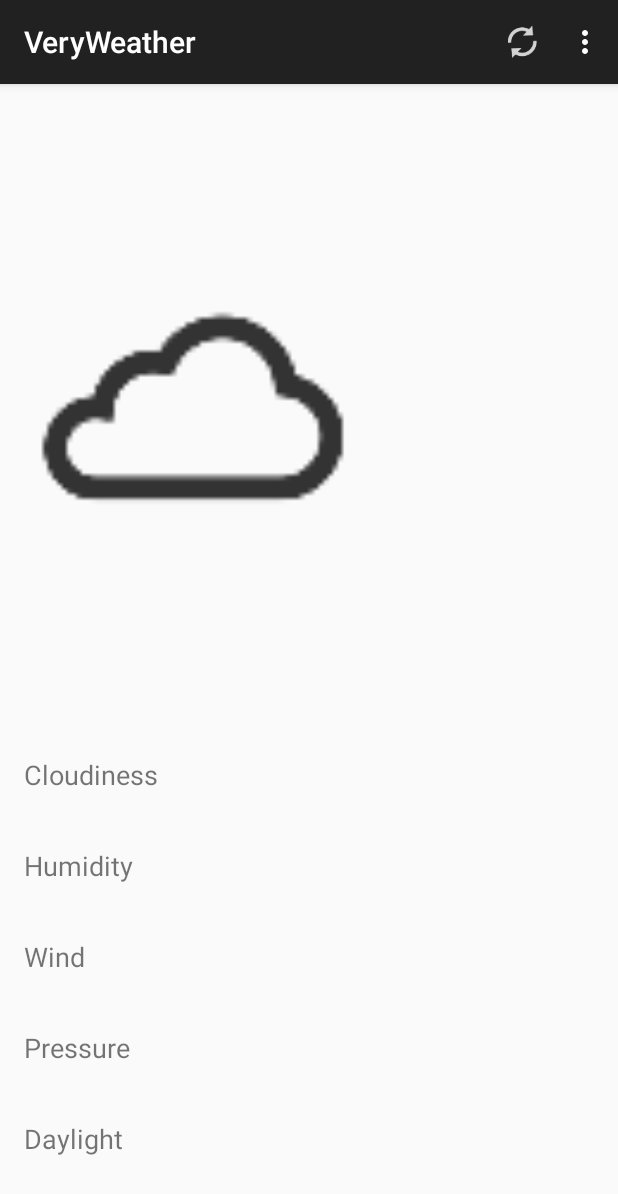
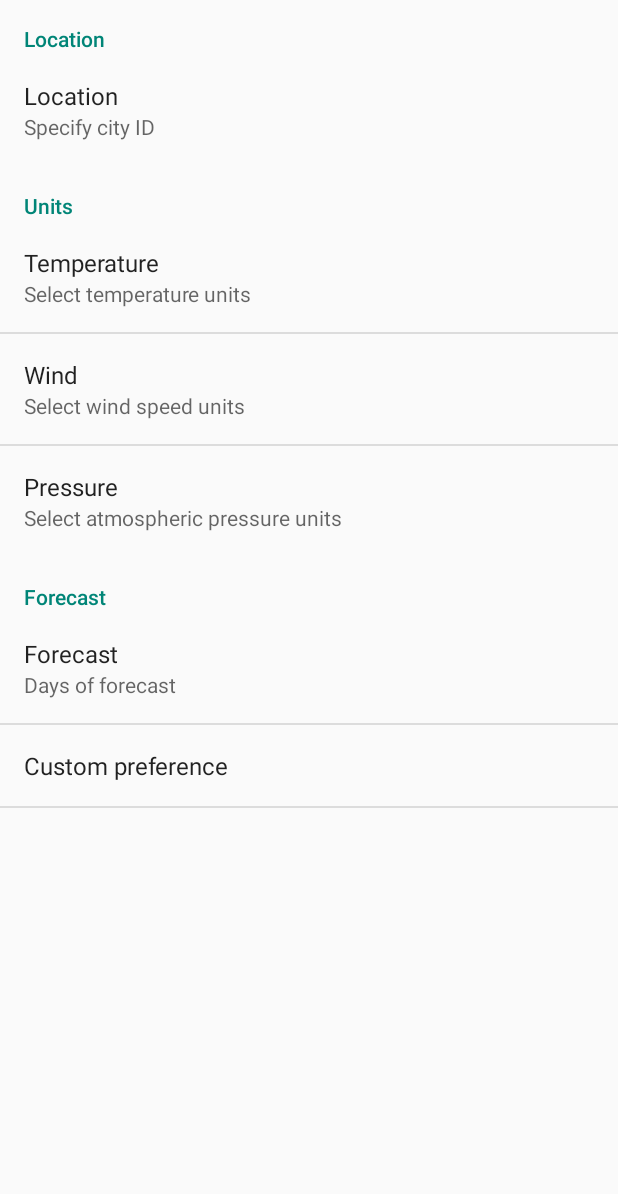
Before and after one commit to jgug/veryweather, an Android app: the screen it shows after launch (MainActivity before the commit, SettingsActivity after it), in the options menu, after a tap on "Settings", on a phone screen of 412 x 824 dp. Shown: the top 1194 px of the screen. Run offline under Robolectric (Android 15) with nearby library versions, the phone set to English and light mode, and no system bars.

Commit message:
Added settings. Added selecting location by city id, specifying temperature units and number of days for forecast.

```diff
--- a/app/src/main/AndroidManifest.xml
+++ b/app/src/main/AndroidManifest.xml
@@ -18,6 +18,10 @@
                 <category android:name="android.intent.category.LAUNCHER" />
             </intent-filter>
         </activity>
+        <activity android:name=".settings.SettingsActivity">
+
+        </activity>
+
     </application>
 
 </manifest>
--- a/app/src/main/java/app/com/vshkl/veryweather/currentweather/CurrentFragment.java
+++ b/app/src/main/java/app/com/vshkl/veryweather/currentweather/CurrentFragment.java
@@ -1,8 +1,10 @@
 package app.com.vshkl.veryweather.currentweather;
 
+import android.content.SharedPreferences;
 import android.net.Uri;
 import android.os.AsyncTask;
 import android.os.Bundle;
+import android.preference.PreferenceManager;
 import android.support.v4.app.Fragment;
 import android.util.Log;
 import android.view.LayoutInflater;
@@ -29,6 +31,7 @@ import java.util.Date;
 
 import app.com.vshkl.veryweather.R;
 import app.com.vshkl.veryweather.currentweather.weather.Conditions;
+import app.com.vshkl.veryweather.misc.Misc;
 
 /**
  * A placeholder fragment containing a simple view.
@@ -52,7 +55,13 @@ public class CurrentFragment extends Fragment {
 
     public void updateCurrentConditions() {
         GetCurrentWeather currentWeather = new GetCurrentWeather();
-        currentWeather.execute("625144");
+
+        // Load SharedPreference for location
+        SharedPreferences prefs = PreferenceManager.getDefaultSharedPreferences(getActivity());
+        String location = prefs.getString(getString(R.string.pref_location_key),
+                getString(R.string.pref_location_default));
+
+        currentWeather.execute(location);
     }
 
     /**
@@ -214,8 +223,16 @@ public class CurrentFragment extends Fragment {
                 description.setText(sb.toString());
                 sb.setLength(0);
                 // Build now temp
-                sb.append(Math.round(conditions.getMain().getTemp()))
-                        .append("°");
+                SharedPreferences prefs = PreferenceManager.getDefaultSharedPreferences(getActivity());
+                String tempUnit = prefs.getString(getString(R.string.pref_temp_key),
+                        getString(R.string.pref_temp_default));
+                if (tempUnit.equals("c")) {
+                    sb.append(Math.round(conditions.getMain().getTemp()))
+                            .append("°");
+                } else if (tempUnit.equals("f")) {
+                    sb.append(Math.round(Misc.toFahrenheit(conditions.getMain().getTemp())))
+                            .append("°");
+                }
                 temp_now.setText(sb.toString());
                 sb.setLength(0);
                 // Build humidity
--- a/app/src/main/java/app/com/vshkl/veryweather/forecastweather/ForecastFragment.java
+++ b/app/src/main/java/app/com/vshkl/veryweather/forecastweather/ForecastFragment.java
@@ -1,8 +1,10 @@
 package app.com.vshkl.veryweather.forecastweather;
 
+import android.content.SharedPreferences;
 import android.net.Uri;
 import android.os.AsyncTask;
 import android.os.Bundle;
+import android.preference.PreferenceManager;
 import android.support.annotation.Nullable;
 import android.support.v4.app.Fragment;
 import android.support.v7.widget.DefaultItemAnimator;
@@ -38,7 +40,13 @@ public class ForecastFragment extends Fragment {
 
     public void updateForecast() {
         GetForecast forecast = new GetForecast();
-        forecast.execute("625144");
+
+        // Load SharedPreference for location
+        SharedPreferences prefs = PreferenceManager.getDefaultSharedPreferences(getActivity());
+        String location = prefs.getString(getString(R.string.pref_location_key),
+                getString(R.string.pref_location_default));
+
+        forecast.execute(location);
     }
 
     @Override
@@ -72,9 +80,14 @@ public class ForecastFragment extends Fragment {
             HttpURLConnection urlConnection = null;
             BufferedReader bufferedReader = null;
 
+            SharedPreferences prefs = PreferenceManager.getDefaultSharedPreferences(getActivity());
+            String location = prefs.getString(getString(R.string.pref_location_key),
+                    getString(R.string.pref_location_default));
+            String days = prefs.getString(getString(R.string.pref_forecast_key),
+                    getString(R.string.pref_forecast_default));
+
             String format = "json";
             String units = "metric";
-            String days = "7";
 
             Forecast forecast = null;
 
@@ -131,7 +144,7 @@ public class ForecastFragment extends Fragment {
         @Override
         protected void onPostExecute(Forecast forecast) {
             if (forecast != null) {
-                adapter = new ForecastAdapter(forecast.getList());
+                adapter = new ForecastAdapter(forecast.getList(), getActivity());
                 recyclerView.setAdapter(adapter);
             }
         }
--- /dev/null
+++ b/app/src/main/java/app/com/vshkl/veryweather/settings/SettingsActivity.java
@@ -0,0 +1,32 @@
+package app.com.vshkl.veryweather.settings;
+
+import android.app.Activity;
+import android.os.Bundle;
+import android.preference.Preference;
+
+public class SettingsActivity extends Activity implements Preference.OnPreferenceChangeListener {
+//    private void bindPrefSummaryToValue(Preference preference) {
+//        preference.setOnPreferenceChangeListener(this);
+//
+//        onPreferenceChange(preference,
+//                PreferenceManager
+//                        .getDefaultSharedPreferences(preference.getContext())
+//                        .getString(preference.getKey(), ""));
+//    }
+
+    @Override
+    protected void onCreate(Bundle savedInstanceState) {
+        super.onCreate(savedInstanceState);
+
+        getFragmentManager().beginTransaction()
+                .replace(android.R.id.content, new SettingsFragment())
+                .commit();
+    }
+
+    @Override
+    public boolean onPreferenceChange(Preference preference, Object newValue) {
+        return false;
+    }
+
+
+}
--- /dev/null
+++ b/app/src/main/java/app/com/vshkl/veryweather/settings/SettingsFragment.java
@@ -0,0 +1,16 @@
+package app.com.vshkl.veryweather.settings;
+
+import android.os.Bundle;
+import android.preference.PreferenceFragment;
+
+import app.com.vshkl.veryweather.R;
+
+public class SettingsFragment extends PreferenceFragment {
+    @Override
+    public void onCreate(Bundle savedInstanceState) {
+        super.onCreate(savedInstanceState);
+
+        addPreferencesFromResource(R.xml.settings);
+    }
+
+}
--- a/app/src/main/res/layout/fragment_forecast_item.xml
+++ b/app/src/main/res/layout/fragment_forecast_item.xml
@@ -1,5 +1,4 @@
 <?xml version="1.0" encoding="utf-8"?>
-
 <android.support.v7.widget.CardView xmlns:android="http://schemas.android.com/apk/res/android"
     xmlns:card_view="http://schemas.android.com/apk/res-auto"
     android:id="@+id/card_view"
--- /dev/null
+++ b/app/src/main/res/values/arrays.xml
@@ -0,0 +1,42 @@
+<?xml version="1.0" encoding="utf-8"?>
+<resources>
+    <!--Units preference-->
+    <string-array name="units_array">
+        <item>Celsius (°C)</item>
+        <item>Fahrenheit (°F)</item>
+    </string-array>
+
+    <string-array name="units_values">
+        <item>c</item>
+        <item>f</item>
+    </string-array>
+
+    <!--Wind speed preference-->
+    <string-array name="wind_array">
+        <item>Meters per second (m/s)</item>
+        <item>Kilometers per hour (km/h)</item>
+        <item>Miles per hour (mph)</item>
+    </string-array>
+
+    <string-array name="wind_values">
+        <item>mps</item>
+        <item>kmph</item>
+        <item>mph</item>
+    </string-array>
+
+    <!--Pressure preference-->
+    <string-array name="pressure_array">
+        <item>Millibars (mb)</item>
+        <item>Millimeters of mercury (mm)</item>
+        <item>Atmospheres (atm)</item>
+        <item>Kilopascal (kPa)</item>
+    </string-array>
+
+    <string-array name="pressure_values">
+        <item>mb</item>
+        <item>mm</item>
+        <item>atm</item>
+        <item>kPa</item>
+    </string-array>
+
+</resources>
--- a/app/src/main/res/values/strings.xml
+++ b/app/src/main/res/values/strings.xml
@@ -12,9 +12,37 @@
     <string name="cur_wind_title">Wind</string>
     <string name="cur_sun_title">Daylight</string>
 
-    <string name="title_section1">Section 1</string>
-    <string name="title_section2">Section 2</string>
-    <string name="title_section3">Section 3</string>
-    <string name="hello_world">Hello world!</string>
+    <!--Settings location-->
+    <string name="pref_location">Location</string>
+    <string name="pref_location_key">pref_location_key</string>
+    <string name="pref_location_descr">Specify city ID</string>
+    <string name="pref_location_default">625144</string>
+
+    <!--Settings units-->
+    <string name="pref_units">Units</string>
+    <!--Temperature-->
+    <string name="pref_temp_title">Temperature</string>
+    <string name="pref_temp_key">pref_temp_key</string>
+    <string name="pref_temp_desrc">Select temperature units</string>
+    <string name="pref_temp_default">metric</string>
+    <!--Wind-->
+    <string name="pref_wind_title">Wind</string>
+    <string name="pref_wind_descr">Select wind speed units</string>
+    <string name="pref_wind_default">m/s</string>
+    <!--Pressure-->
+    <string name="pref_pressure_title">Pressure</string>
+    <string name="pref_pressure_descr">Select atmospheric pressure units</string>
+    <string name="pref_pressure_default">hPa</string>
+
+    <!--Settings forecast-->
+    <string name="pref_forecast">Forecast</string>
+    <string name="pref_forecast_key">pref_forecast_key</string>
+    <string name="pref_forecast_title">Forecast</string>
+    <string name="pref_forecast_descr">Days of forecast</string>
+    <string name="pref_forecast_default">7</string>
+
+    <!--Custom preference-->
+    <string name="pref_custom_title">Custom preference</string>
+    <string name="pref_custom_key">pref_custom_key</string>
 
 </resources>
--- /dev/null
+++ b/app/src/main/res/xml/settings.xml
@@ -0,0 +1,65 @@
+<?xml version="1.0" encoding="utf-8"?>
+<PreferenceScreen xmlns:android="http://schemas.android.com/apk/res/android">
+
+    <PreferenceCategory
+        android:key="pref_key_storage_settings_loc"
+        android:title="@string/pref_location">
+
+        <EditTextPreference
+            android:defaultValue="@string/pref_location_default"
+            android:key="@string/pref_location_key"
+            android:selectAllOnFocus="true"
+            android:summary="@string/pref_location_descr"
+            android:title="@string/pref_location" />
+
+    </PreferenceCategory>
+
+    <PreferenceCategory
+        android:key="pref_key_storage_settings_unit"
+        android:title="@string/pref_units">
+
+        <ListPreference
+            android:defaultValue="c"
+            android:entries="@array/units_array"
+            android:entryValues="@array/units_values"
+            android:key="@string/pref_temp_key"
+            android:summary="@string/pref_temp_desrc"
+            android:title="@string/pref_temp_title" />
+
+        <ListPreference
+            android:defaultValue="ms"
+            android:entries="@array/wind_array"
+            android:entryValues="@array/wind_values"
+            android:key="pref_wind_key"
+            android:summary="@string/pref_wind_descr"
+            android:title="@string/cur_wind_title" />
+
+        <ListPreference
+            android:defaultValue="mb"
+            android:entries="@array/pressure_array"
+            android:entryValues="@array/pressure_values"
+            android:key="pref_pressure_key"
+            android:summary="@string/pref_pressure_descr"
+            android:title="@string/pref_pressure_title" />
+
+    </PreferenceCategory>
+
+    <PreferenceCategory
+        android:key="pref_key_storage_settings_forecast"
+        android:title="@string/pref_forecast">
+
+        <EditTextPreference
+            android:defaultValue="@string/pref_forecast_default"
+            android:key="@string/pref_forecast_key"
+            android:summary="@string/pref_forecast_descr"
+            android:title="@string/pref_forecast_title" />
+
+    </PreferenceCategory>
+
+    <Preference
+        android:key="@string/pref_custom_key"
+        android:title="@string/pref_custom_title">
+
+    </Preference>
+
+</PreferenceScreen>
```
Also changed, not shown: app/src/main/java/app/com/vshkl/veryweather/MainActivity.java (+4 -16 lines), app/src/main/java/app/com/vshkl/veryweather/forecastweather/ForecastAdapter.java (+22 -3 lines), app/src/main/java/app/com/vshkl/veryweather/misc/Misc.java (added, +12 -0 lines), app/src/main/res/layout/activity_settings.xml (added, +7 -0 lines).
